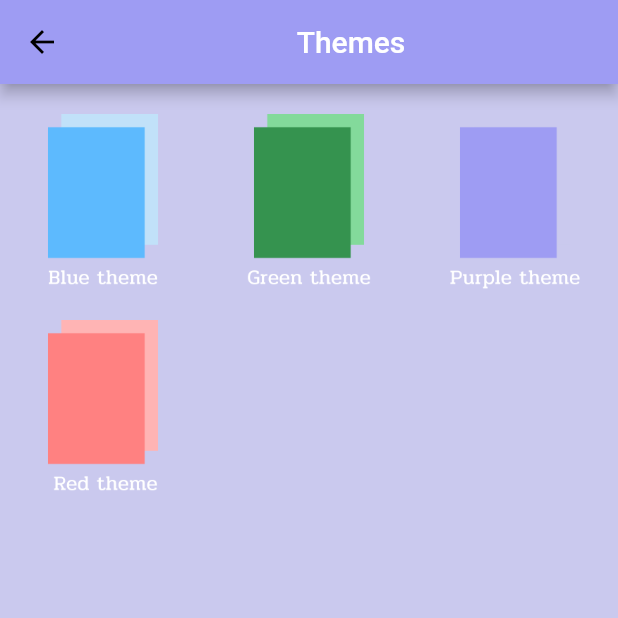
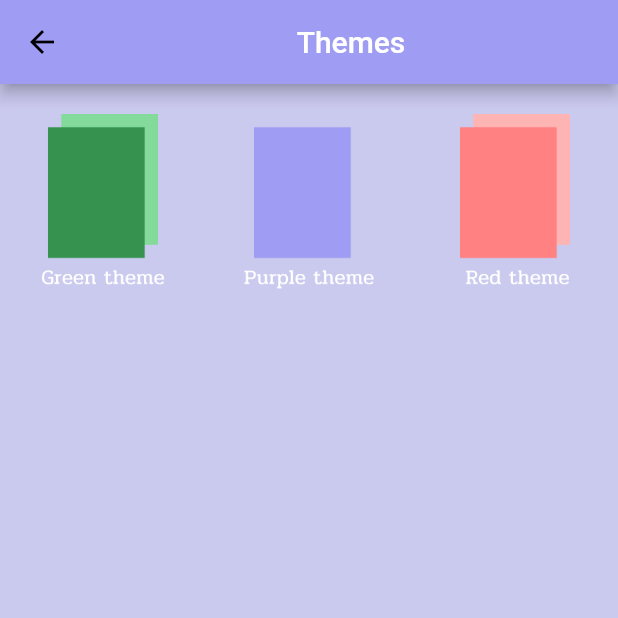
Before and after one commit to WachirananNot/AlarmPlus, a Flutter app: the ThemeList screen opened directly, on a phone screen of 412 x 824 dp, the top half of it. Run offline on Flutter 3.47's test engine with Material 2 defaults, Android fonts, the phone set to English and light mode, and no system bars; our stand-ins replace audioplayers, awesome_notifications, lite_rolling_switch.

Commit message:
edit to show theme that owned

```diff
--- a/lib/alarm_service.dart
+++ b/lib/alarm_service.dart
@@ -15,12 +15,14 @@ class AlarmService extends ChangeNotifier {
   late int randomNumber;
   late int reward = 100;
   late int currentReward = 30;
+  late int chosen = 1;
+  late bool isSelected = false;
   late bool isCorrect = false;
   Map<int, List<dynamic>> theme = {
-    0: ["assets/theme/blue.png", 0xff5DBAFE, 0xffC1E1F9],
-    1: ["assets/theme/green.png", 0xff35934F, 0xff83DA9B],
-    2: ["assets/theme/purple.png", 0xff9E9CF3, 0xffCAC9EE],
-    3: ["assets/theme/red.png", 0xffFF8181, 0xffFFB4B4]
+    0: ["assets/theme/blue.png", 0xff5DBAFE, 0xffC1E1F9, false],
+    1: ["assets/theme/green.png", 0xff35934F, 0xff83DA9B, true],
+    2: ["assets/theme/purple.png", 0xff9E9CF3, 0xffCAC9EE, true],
+    3: ["assets/theme/red.png", 0xffFF8181, 0xffFFB4B4, true]
   };
   List<String> problems = [
     'asset://assets/problem/1.png',
--- a/lib/theme_page.dart
+++ b/lib/theme_page.dart
@@ -20,18 +20,52 @@ class _ThemeListState extends State<ThemeList> {
           body: GridView.builder(
               itemCount: alarmService.theme.length,
               gridDelegate: const SliverGridDelegateWithFixedCrossAxisCount(
-                  crossAxisCount: 3),
+                  crossAxisCount: 3, childAspectRatio: 0.7),
               itemBuilder: ((context, index) {
                 return Container(
                   margin: const EdgeInsets.fromLTRB(0, 20, 0, 0),
                   child: GestureDetector(
-                    child: Image.asset(alarmService.theme[index]![0]),
-                    onTap: () {},
+                    child: Column(
+                      children: [
+                        Image.asset(alarmService.theme[index]![0]),
+                        Row(
+                            mainAxisAlignment: MainAxisAlignment.center,
+                            children: !alarmService.theme[index]![3]
+                                ? const [
+                                    Icon(
+                                      Icons.attach_money,
+                                      color: Colors.yellow,
+                                    ),
+                                    Text("100",
+                                        style: TextStyle(color: Colors.yellow))
+                                  ]
+                                : [
+                                    const Text("Owned",
+                                        style: TextStyle(color: Colors.white))
+                                  ])
+                      ],
+                    ),
+                    onTap: () {
+                      //ตอนกดแล้วซื้อทำตรงนี้
+                    },
                   ),
                 );
               })),
         );
       } else {
+        BoxDecoration? myBox() {
+          if (alarmService.isSelected) {
+            return BoxDecoration(
+                border: Border.all(
+                    width: 2,
+                    color: alarmService
+                        .color //                   <--- border width
+                    ));
+          } else {
+            return null;
+          }
+        }
+
         return Scaffold(
           backgroundColor: alarmService.subColor,
           appBar: AppBar(
@@ -39,18 +73,31 @@ class _ThemeListState extends State<ThemeList> {
                 child: Text("Themes", style: TextStyle(color: Colors.white))),
           ),
           body: GridView.builder(
-              itemCount: alarmService.theme.length,
+              itemCount: alarmService.theme.entries
+                  .where((entry) => entry.value[3])
+                  .length,
               gridDelegate: const SliverGridDelegateWithFixedCrossAxisCount(
                   crossAxisCount: 3),
               itemBuilder: ((context, index) {
+                final filteredList = alarmService.theme.entries
+                    .where((entry) => entry.value[3])
+                    .toList();
+                final currentItem = filteredList[index];
                 return Container(
                   margin: const EdgeInsets.fromLTRB(0, 20, 0, 0),
                   child: GestureDetector(
-                    child: Image.asset(alarmService.theme[index]![0]),
+                    child: alarmService.chosen == index + 1
+                        ? Container(
+                            decoration: myBox(),
+                            child: Image.asset(currentItem.value[0]),
+                          )
+                        : Image.asset(currentItem.value[0]),
                     onTap: () {
                       setState(() {
-                        alarmService.setColor(alarmService.theme[index]![1]);
-                        alarmService.setSubColor(alarmService.theme[index]![2]);
+                        alarmService.isSelected = true;
+                        alarmService.chosen = index + 1;
+                        alarmService.setColor(currentItem.value[1]);
+                        alarmService.setSubColor(currentItem.value[2]);
                       });
                     },
                   ),
```
